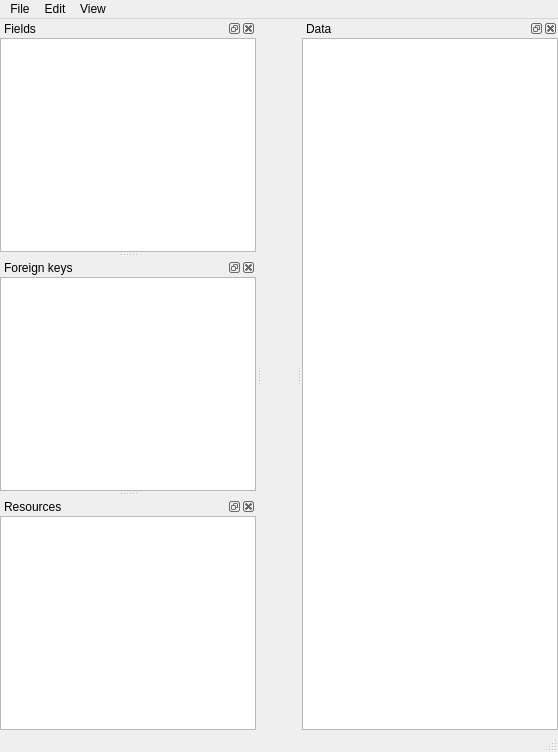
Above: spinetoolbox/ui/spine_datapackage_form.ui from spine-tools/Spine-Toolbox before the change. Below: the same form after it.
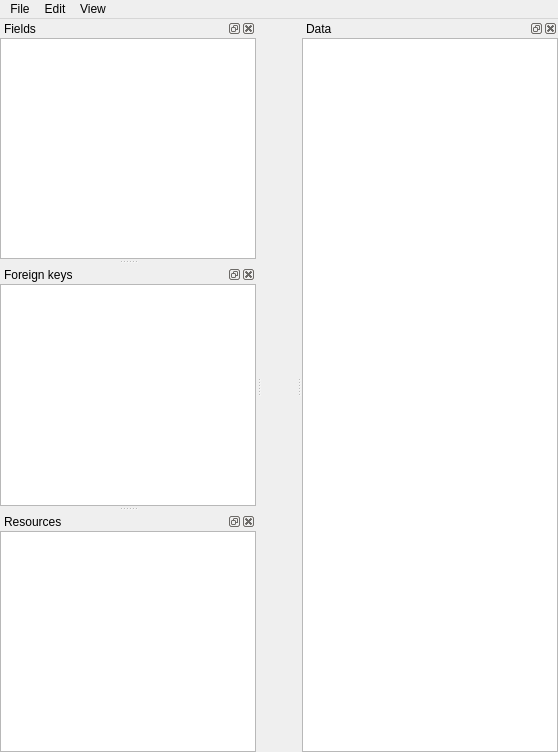
That is the form after the change. Icons and pictures are not drawn. Custom widgets are drawn as their Qt base class.

What changed in the file:
```diff
--- a/spinetoolbox/ui/spine_datapackage_form.ui
+++ b/spinetoolbox/ui/spine_datapackage_form.ui
@@ -92,7 +92,6 @@
    <addaction name="menuEdit"/>
    <addaction name="menuView"/>
   </widget>
-  <widget class="QStatusBar" name="statusbar"/>
   <widget class="QDockWidget" name="dockWidget_fields">
    <property name="allowedAreas">
     <set>Qt::AllDockWidgetAreas</set>
```
